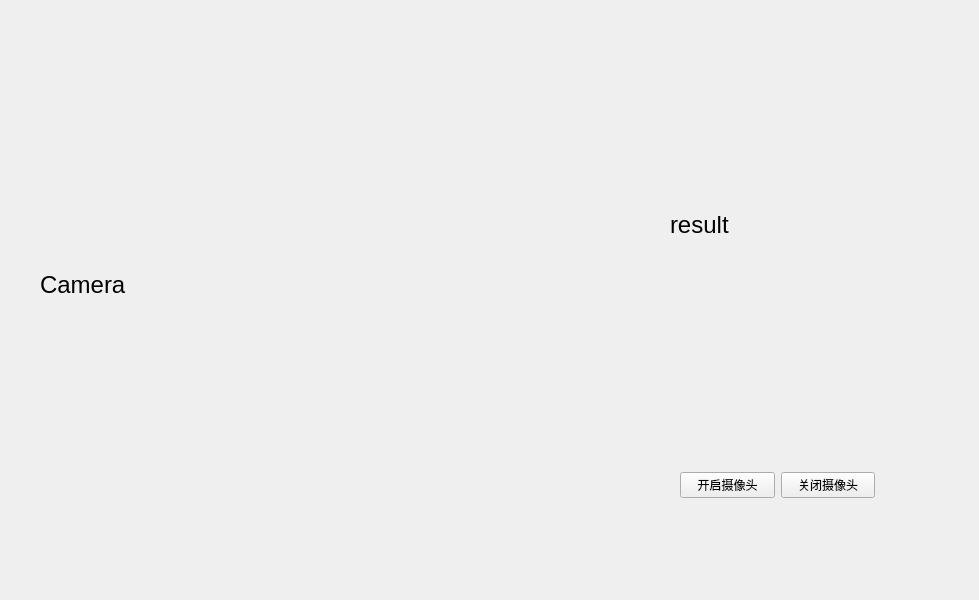
Qt form mainwindow.ui (Maijunc/FaceRecognition) before a commit.
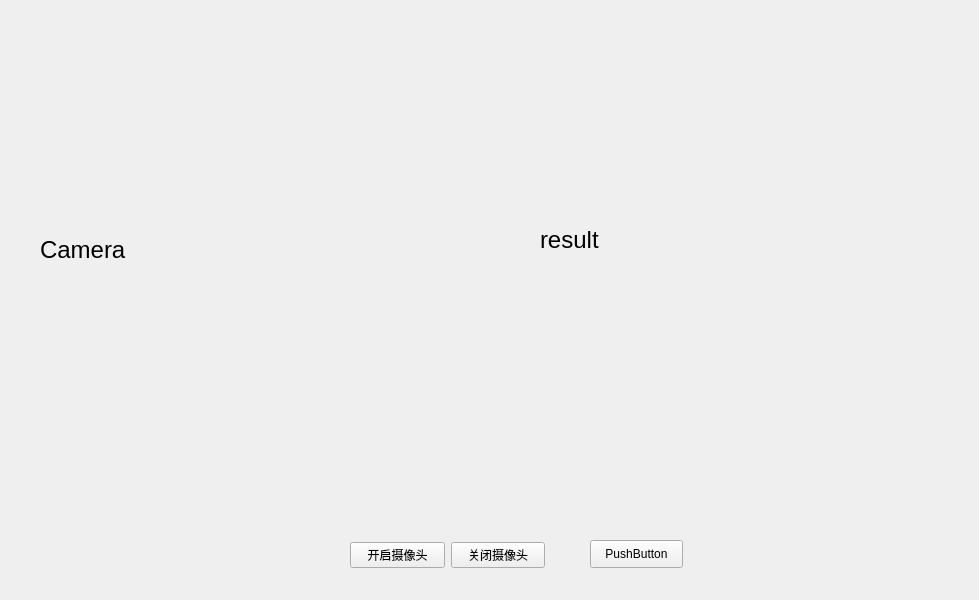
The same form after that commit.

Patch:
```diff
--- a/mainwindow.ui
+++ b/mainwindow.ui
@@ -19,8 +19,8 @@
      <rect>
       <x>40</x>
       <y>60</y>
-      <width>451</width>
-      <height>451</height>
+      <width>400</width>
+      <height>380</height>
      </rect>
     </property>
     <property name="text">
@@ -30,21 +30,21 @@
    <widget class="QLabel" name="result">
     <property name="geometry">
      <rect>
-      <x>670</x>
-      <y>80</y>
-      <width>231</width>
-      <height>291</height>
+      <x>540</x>
+      <y>50</y>
+      <width>400</width>
+      <height>380</height>
      </rect>
     </property>
     <property name="text">
      <string>&lt;html&gt;&lt;head/&gt;&lt;body&gt;&lt;p&gt;&lt;span style=&quot; font-size:18pt;&quot;&gt;result&lt;/span&gt;&lt;/p&gt;&lt;/body&gt;&lt;/html&gt;</string>
     </property>
    </widget>
-   <widget class="QWidget" name="">
+   <widget class="QWidget" name="layoutWidget">
     <property name="geometry">
      <rect>
-      <x>680</x>
-      <y>470</y>
+      <x>350</x>
+      <y>540</y>
       <width>195</width>
       <height>30</height>
      </rect>
@@ -66,6 +66,19 @@
      </item>
     </layout>
    </widget>
+   <widget class="QPushButton" name="loadModelButton">
+    <property name="geometry">
+     <rect>
+      <x>590</x>
+      <y>540</y>
+      <width>93</width>
+      <height>28</height>
+     </rect>
+    </property>
+    <property name="text">
+     <string>PushButton</string>
+    </property>
+   </widget>
   </widget>
  </widget>
  <resources/>
```
